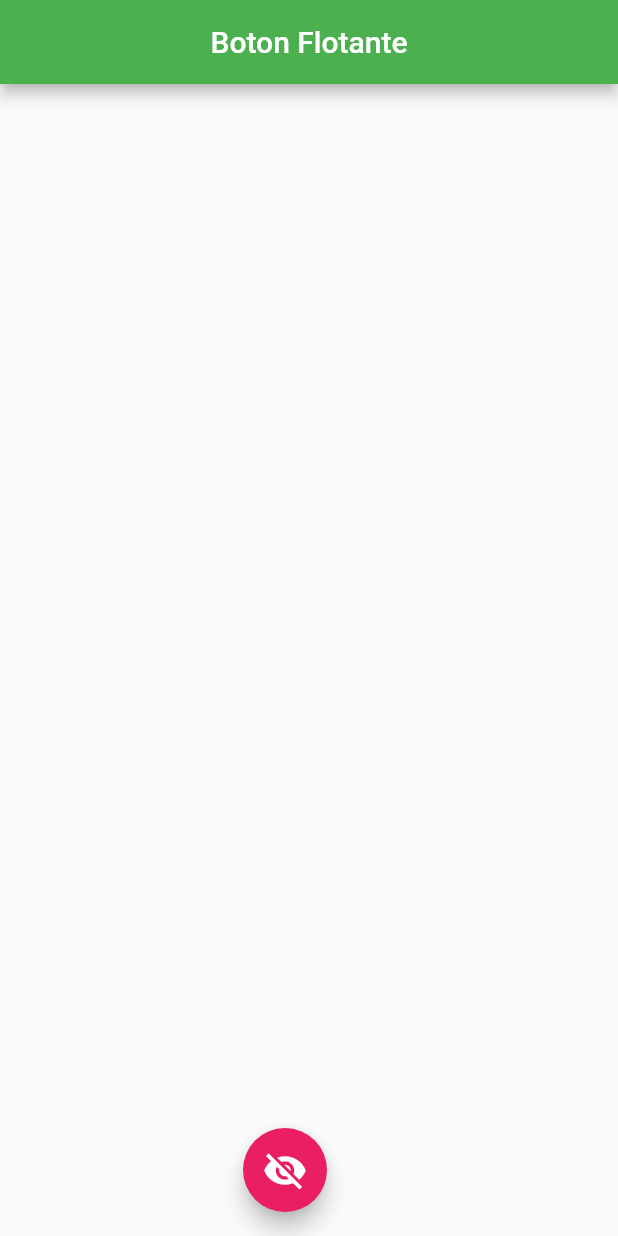
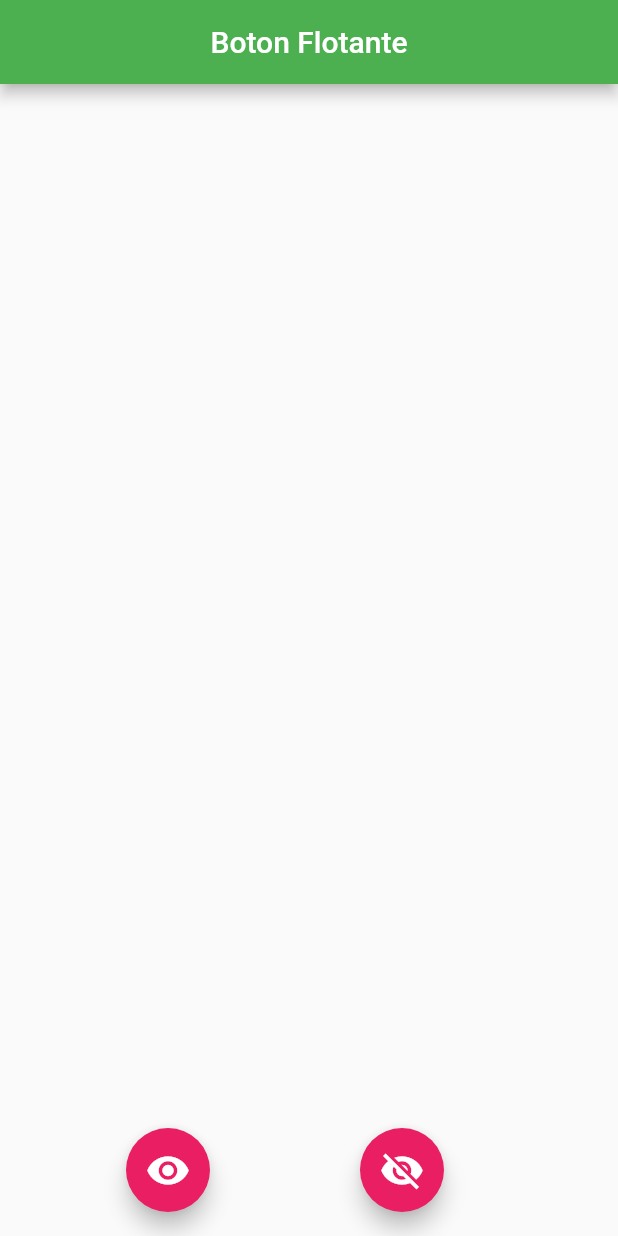
Before and after one commit to AlanCarlos714/flutlab_prueba, a Flutter app: the screen it shows after launch, on a phone screen of 412 x 824 dp. Run offline on Flutter 3.47's test engine with Material 2 defaults, Android fonts, the phone set to English and light mode, and no system bars.

```diff
--- a/lib/screens/boton_flotante_screen.dart
+++ b/lib/screens/boton_flotante_screen.dart
@@ -22,6 +22,10 @@ class _BotonFlotante extends State<BotonFlotante> {
         children: [
           FloatingActionButton(
             onPressed: () => setState(() => txt = "Hola mundo"),
+            child: Icon(Icons.visibility, size: 30),
+          ),
+          FloatingActionButton(
+            onPressed: () => setState(() => txt = "Hola mundo"),
             child: Icon(Icons.visibility_off, size: 30),
           )
         ],
```
Also changed, not shown: 1 other file.
